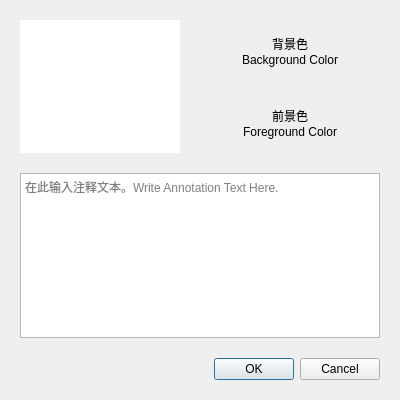
Before: the Qt Designer form src/Form_Files/SelectAnnotation.ui in luojilab/Magic, drawn with Qt 5.
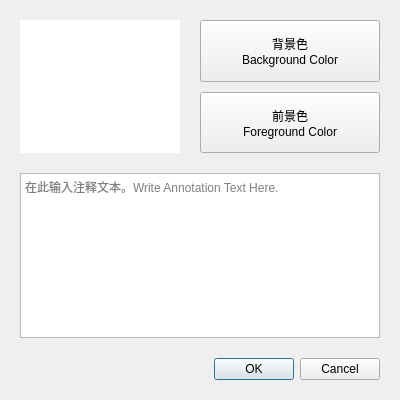
After: the same form once the commit is applied.

Commit message: feat(SelectAnnotation): add function generate icon

```diff
--- a/src/Form_Files/SelectAnnotation.ui
+++ b/src/Form_Files/SelectAnnotation.ui
@@ -76,9 +76,6 @@
            <string>背景色
 Background Color</string>
           </property>
-          <property name="flat">
-           <bool>true</bool>
-          </property>
          </widget>
         </item>
         <item>
@@ -93,9 +90,6 @@
            <string>前景色
 Foreground Color</string>
           </property>
-          <property name="flat">
-           <bool>true</bool>
-          </property>
          </widget>
         </item>
        </layout>
```
The commit also changes 2 other files.
